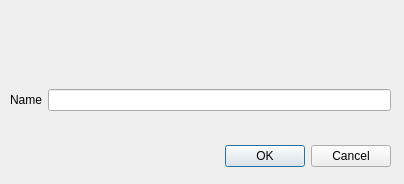
First picture: the form in addblockdialog.ui, repository roymiles/machine-learning-gui, before the edit.
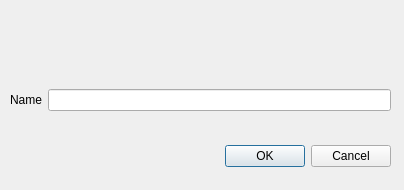
Second picture: the form after the edit.

```diff
--- a/addblockdialog.ui
+++ b/addblockdialog.ui
@@ -7,7 +7,7 @@
     <x>0</x>
     <y>0</y>
     <width>404</width>
-    <height>184</height>
+    <height>190</height>
    </rect>
   </property>
   <property name="windowTitle">
```
